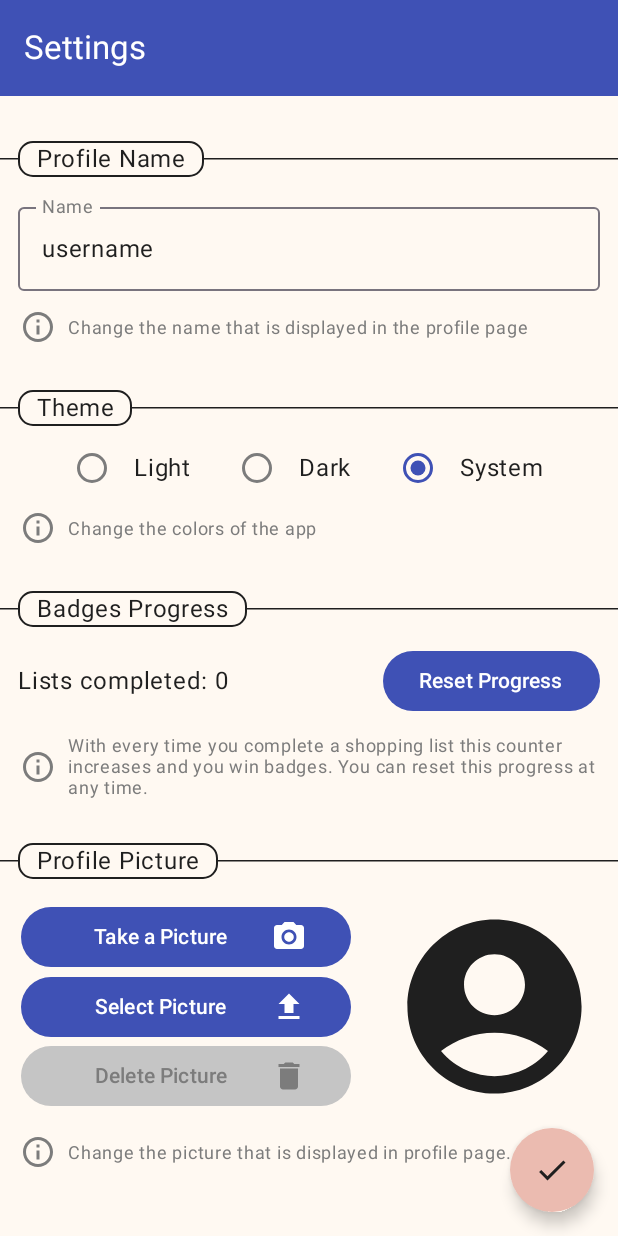
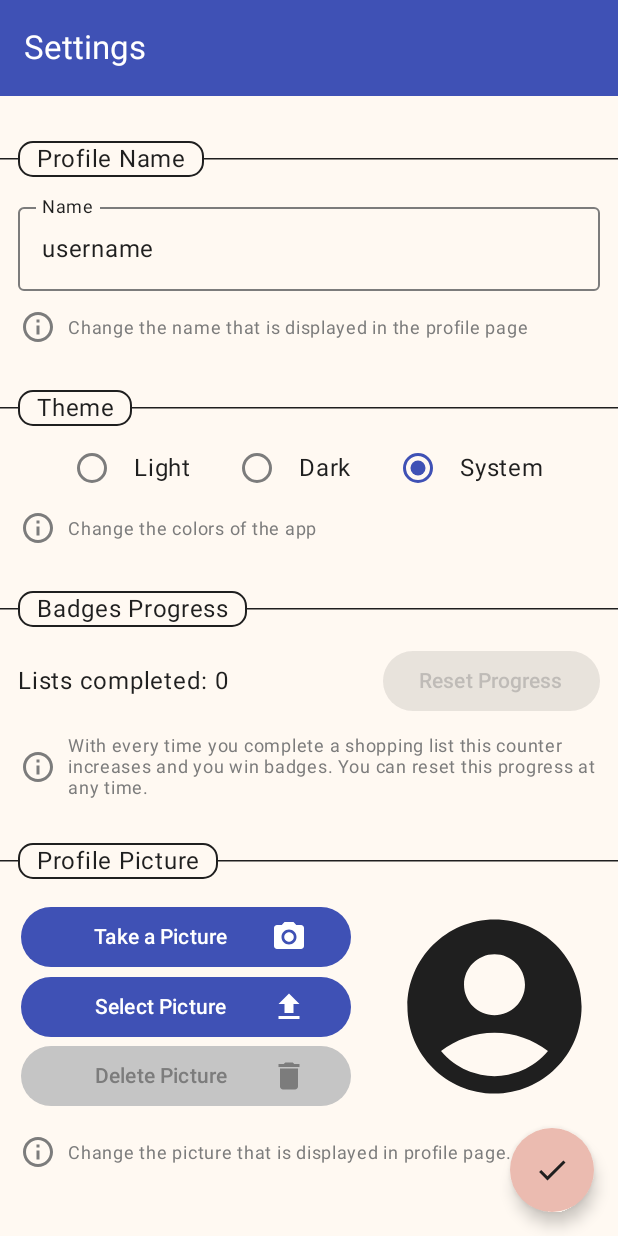
Before and after one commit to AndreaDeCarli/GrabList, an Android app built with Jetpack Compose: the AddNewList screen opened through its navigation route, after a tap on "Settings", on a phone screen of 412 x 824 dp. Run offline under Robolectric (Android 15) with nearby library versions, the phone set to English and light mode, and no system bars; our stand-ins replace Room's generated code; libraries missing offline, so code that uses them is left out: org.maplibre.android; pictures from the network do not load; 1 statement that could not run was skipped.

Commit message:
fixed a few bugs and also created a composable for textfields

```diff
--- a/app/src/main/java/com/example/grablist/data/database/ShopListDatabase.kt
+++ b/app/src/main/java/com/example/grablist/data/database/ShopListDatabase.kt
@@ -3,7 +3,7 @@ package com.example.grablist.data.database
 import androidx.room.Database
 import androidx.room.RoomDatabase
 
-@Database(entities = [ShopList::class, Product::class, CrossRef::class], version = 1)
+@Database(entities = [ShopList::class, Product::class, CrossRef::class], version = 2)
 abstract class ShopListDatabase: RoomDatabase() {
     abstract fun shopListDAO(): ShopListDao
     abstract fun productDAO(): ProductDao
--- /dev/null
+++ b/app/src/main/java/com/example/grablist/ui/composables/CustomTextField.kt
@@ -0,0 +1,42 @@
+package com.example.grablist.ui.composables
+
+import androidx.compose.foundation.layout.fillMaxWidth
+import androidx.compose.foundation.layout.padding
+import androidx.compose.foundation.text.KeyboardOptions
+import androidx.compose.material.icons.Icons
+import androidx.compose.material.icons.outlined.ErrorOutline
+import androidx.compose.material3.Icon
+import androidx.compose.material3.MaterialTheme
+import androidx.compose.material3.OutlinedTextField
+import androidx.compose.material3.Text
+import androidx.compose.material3.TextFieldDefaults
+import androidx.compose.runtime.Composable
+import androidx.compose.ui.Modifier
+import androidx.compose.ui.res.stringResource
+import androidx.compose.ui.text.input.KeyboardCapitalization
+import androidx.compose.ui.unit.dp
+import com.example.grablist.R
+
+@Composable
+fun CustomTextField(value: String, onChange: (String)->Unit, showError: Boolean){
+    OutlinedTextField(
+        isError = showError,
+        onValueChange = onChange,
+        value = value,
+        label = { Text(stringResource(id = R.string.name_generic)) },
+        modifier = Modifier
+            .padding(12.dp)
+            .fillMaxWidth(),
+        colors = TextFieldDefaults.colors(
+            focusedLabelColor = MaterialTheme.colorScheme.onBackground,
+            focusedContainerColor = MaterialTheme.colorScheme.background,
+            unfocusedLabelColor = MaterialTheme.colorScheme.onBackground,
+            unfocusedContainerColor = MaterialTheme.colorScheme.background,
+            errorContainerColor = MaterialTheme.colorScheme.background
+        ),
+        trailingIcon = { if (showError) Icon(Icons.Outlined.ErrorOutline, "error", tint = MaterialTheme.colorScheme.error) },
+        maxLines = 1,
+        singleLine = true,
+        keyboardOptions = KeyboardOptions.Default.copy(capitalization = KeyboardCapitalization.Sentences)
+    )
+}
--- a/app/src/main/java/com/example/grablist/ui/screens/AddNewList.kt
+++ b/app/src/main/java/com/example/grablist/ui/screens/AddNewList.kt
@@ -20,6 +20,7 @@ import androidx.compose.foundation.lazy.grid.LazyHorizontalGrid
 import androidx.compose.foundation.selection.selectable
 import androidx.compose.foundation.shape.CircleShape
 import androidx.compose.foundation.shape.RoundedCornerShape
+import androidx.compose.foundation.text.KeyboardOptions
 import androidx.compose.material.icons.Icons
 import androidx.compose.material.icons.filled.CalendarMonth
 import androidx.compose.material.icons.filled.Error
@@ -40,6 +41,7 @@ import androidx.compose.material3.OutlinedTextField
 import androidx.compose.material3.Scaffold
 import androidx.compose.material3.Text
 import androidx.compose.material3.TextButton
+import androidx.compose.material3.TextFieldDefaults
 import androidx.compose.material3.rememberDatePickerState
 import androidx.compose.runtime.Composable
 import androidx.compose.runtime.getValue
@@ -55,10 +57,12 @@ import androidx.compose.ui.layout.ContentScale
 import androidx.compose.ui.platform.LocalContext
 import androidx.compose.ui.res.painterResource
 import androidx.compose.ui.res.stringResource
+import androidx.compose.ui.text.input.KeyboardCapitalization
 import androidx.compose.ui.unit.dp
 import androidx.navigation.NavController
 import com.example.grablist.R
 import com.example.grablist.data.database.Location
+import com.example.grablist.ui.composables.CustomTextField
 import com.example.grablist.ui.composables.GenericAlertDialog
 import com.example.grablist.ui.composables.MainTopAppBar
 import com.example.grablist.ui.viewmodels.AddShopListActions
@@ -84,6 +88,7 @@ fun AddNewList (state: AddShopListState, actions: AddShopListActions, onSubmit:
     val osmDataSource = koinInject<OSMDataSource>()
     val locationService = remember { LocationService(ctx) }
     var isLoading by remember { mutableStateOf(false) }
+    var showError by remember { mutableStateOf(false) }
 
     val scope = rememberCoroutineScope()
     fun setNameFromLocation(location: Location) = scope.launch {
@@ -146,7 +151,10 @@ fun AddNewList (state: AddShopListState, actions: AddShopListActions, onSubmit:
             containerColor = MaterialTheme.colorScheme.surface,
             contentColor = MaterialTheme.colorScheme.onBackground,
             onClick = {
-                if (!state.canSubmit) return@FloatingActionButton
+                if (!state.canSubmit) {
+                    showError = true
+                    return@FloatingActionButton
+                }
                 onSubmit()
                 if (state.saveInCalender){
                     addCalendarEvent(date = state.date,
@@ -175,14 +183,7 @@ fun AddNewList (state: AddShopListState, actions: AddShopListActions, onSubmit:
                 .background(MaterialTheme.colorScheme.background)
         ) {
             item {
-                OutlinedTextField(
-                    onValueChange = actions::setTitle,
-                    value = state.title,
-                    label = { Text(stringResource(id = R.string.title_generic)) },
-                    modifier = Modifier
-                        .padding(12.dp)
-                        .fillMaxWidth()
-                )
+                CustomTextField(state.title, { actions.setTitle(it); showError = false }, showError)
             }
             item {
                 Row(modifier = Modifier.fillMaxWidth(),
@@ -203,20 +204,25 @@ fun AddNewList (state: AddShopListState, actions: AddShopListActions, onSubmit:
             }
             item {
                 Row (modifier = Modifier
-                    .padding(10.dp)
-                    .fillMaxWidth(),
+                    .fillMaxWidth()
+                    .selectable(
+                        enabled = state.date != "",
+                        selected = state.saveInCalender,
+                        onClick = {
+                            if (!state.saveInCalender) {
+                                calendarPermission.launchPermissionRequest()
+                            } else {
+                                actions.setSaveInCalender(false)
+                            }
+                        })
+                    .padding(10.dp),
                     verticalAlignment = Alignment.CenterVertically
                 ){
                     Checkbox(
                         enabled = state.date != "",
                         checked = state.saveInCalender,
-                        onCheckedChange = {
-                            if (!state.saveInCalender) {
-                                calendarPermission.launchPermissionRequest()
-                            }else{
-                                actions.setSaveInCalender(false)
-                            }
-                        }
+                        onCheckedChange = null,
+                        modifier = Modifier.padding(end = 10.dp)
                     )
                     Text(stringResource(R.string.add_to_calendar))
                 }
--- a/app/src/main/java/com/example/grablist/ui/screens/Profile.kt
+++ b/app/src/main/java/com/example/grablist/ui/screens/Profile.kt
@@ -85,7 +85,7 @@ fun Profile(navController: NavController,
                     if (settingsState.profilePicUri != Uri.EMPTY){
                         AsyncImage(
                             settingsState.profilePicUri,
-                            contentDescription = "deca",
+                            contentDescription = "profileImage",
                             contentScale = ContentScale.Crop,
                             modifier = Modifier.clip(CircleShape).fillMaxSize(),
                         )
--- a/app/src/main/java/com/example/grablist/ui/screens/SettingsScreen.kt
+++ b/app/src/main/java/com/example/grablist/ui/screens/SettingsScreen.kt
@@ -25,6 +25,7 @@ import androidx.compose.foundation.selection.selectable
 import androidx.compose.foundation.selection.selectableGroup
 import androidx.compose.foundation.shape.CircleShape
 import androidx.compose.foundation.shape.RoundedCornerShape
+import androidx.compose.foundation.text.KeyboardOptions
 import androidx.compose.material.icons.Icons
 import androidx.compose.material.icons.filled.AccountCircle
 import androidx.compose.material.icons.filled.CameraAlt
@@ -32,6 +33,8 @@ import androidx.compose.material.icons.filled.Check
 import androidx.compose.material.icons.filled.Delete
 import androidx.compose.material.icons.filled.Error
 import androidx.compose.material.icons.filled.Upload
+import androidx.compose.material.icons.filled.Warning
+import androidx.compose.material.icons.outlined.ErrorOutline
 import androidx.compose.material.icons.outlined.Info
 import androidx.compose.material3.Button
 import androidx.compose.material3.ButtonColors
@@ -42,6 +45,7 @@ import androidx.compose.material3.OutlinedTextField
 import androidx.compose.material3.RadioButton
 import androidx.compose.material3.Scaffold
 import androidx.compose.material3.Text
+import androidx.compose.material3.TextFieldDefaults
 import androidx.compose.runtime.Composable
 import androidx.compose.runtime.getValue
 import androidx.compose.runtime.mutableStateOf
@@ -56,6 +60,7 @@ import androidx.compose.ui.layout.ContentScale
 import androidx.compose.ui.platform.LocalContext
 import androidx.compose.ui.res.stringResource
 import androidx.compose.ui.semantics.Role
+import androidx.compose.ui.text.input.KeyboardCapitalization
 import androidx.compose.ui.text.style.TextAlign
 import androidx.compose.ui.unit.dp
 import androidx.compose.ui.unit.sp
@@ -64,6 +69,7 @@ import coil.compose.AsyncImage
 import com.example.grablist.R
 import com.example.grablist.data.database.Theme
 import com.example.grablist.ui.composables.CustomDivider
+import com.example.grablist.ui.composables.CustomTextField
 import com.example.grablist.ui.composables.GenericAlertDialog
 import com.example.grablist.ui.composables.MainTopAppBar
 import com.example.grablist.ui.viewmodels.SettingsState
@@ -83,6 +89,9 @@ fun SettingsScreen(
 ){
 
     var showPermissionAlert by remember { mutableStateOf(false) }
+    var showError by remember { mutableStateOf(false) }
+    var showResetDialog by remember { mutableStateOf(false) }
+
     val ctx = LocalContext.current
 
     val cameraLauncher = rememberCameraLauncher(
@@ -127,7 +136,12 @@ fun SettingsScreen(
         floatingActionButton = {
             FloatingActionButton(
                 onClick = {
-                    navController.navigateUp() },
+                    if (state.username != ""){
+                        navController.navigateUp()
+                    }else{
+                        showError = true
+                    }
+                          },
                 shape = CircleShape,
                 containerColor = MaterialTheme.colorScheme.surface,
                 contentColor = MaterialTheme.colorScheme.onBackground
@@ -162,14 +176,7 @@ fun SettingsScreen(
         ) {
             item {
                 CustomDivider(stringResource(R.string.settings_title_name))
-                OutlinedTextField(
-                    onValueChange = { settingsViewModel.setUsername(it) },
-                    value = state.username,
-                    label = { Text(stringResource(id = R.string.name_generic)) },
-                    modifier = Modifier
-                        .padding(12.dp)
-                        .fillMaxWidth()
-                )
+                CustomTextField(state.username, { settingsViewModel.setUsername(it); showError = false }, showError)
                 CustomDescription(R.string.settings_desc_name)
             }
             item {
@@ -214,7 +221,8 @@ fun SettingsScreen(
                 ) {
                     Text(text = "${stringResource(R.string.completed_progress)}: ${state.progress}")
                     Button(
-                        onClick = { settingsViewModel.resetProgress() }
+                        enabled = state.progress != 0,
+                        onClick = { showResetDialog = true }
                     ) {
                         Text(text = stringResource(R.string.reset_progress))
                     }
@@ -224,10 +232,15 @@ fun SettingsScreen(
             }
             item {
                 CustomDivider(stringResource(R.string.settings_title_pic))
-                Row(modifier = Modifier.height(170.dp).padding(vertical = 15.dp).fillMaxWidth(),
+                Row(modifier = Modifier
+                    .height(170.dp)
+                    .padding(vertical = 15.dp)
+                    .fillMaxWidth(),
                     verticalAlignment = Alignment.CenterVertically) {
                     Column (
-                        modifier = Modifier.weight(0.6F).fillMaxHeight(),
+                        modifier = Modifier
+                            .weight(0.6F)
+                            .fillMaxHeight(),
                         horizontalAlignment = Alignment.CenterHorizontally,
                         verticalArrangement = Arrangement.SpaceAround
                     ) {
@@ -282,15 +295,21 @@ fun SettingsScreen(
                         }
                     }
                     Box(
-                        modifier = Modifier.weight(0.4F).padding(horizontal = 10.dp).size(170.dp),
+                        modifier = Modifier
+                            .weight(0.4F)
+                            .padding(horizontal = 10.dp)
+                            .size(170.dp),
                         contentAlignment = Alignment.TopEnd,
                     ) {
                         if (state.profilePicUri != Uri.EMPTY) {
                             AsyncImage(
                                 state.profilePicUri,
-                                contentDescription = "deca",
+                                contentDescription = "profileImage",
                                 contentScale = ContentScale.Crop,
-                                modifier = Modifier.shadow(3.dp, RoundedCornerShape(20.dp)).clip(RoundedCornerShape(20.dp)).fillMaxSize(),
+                                modifier = Modifier
+                                    .shadow(3.dp, RoundedCornerShape(20.dp))
+                                    .clip(RoundedCornerShape(20.dp))
+                                    .fillMaxSize(),
                             )
                         } else {
                             Image(
@@ -307,7 +326,20 @@ fun SettingsScreen(
             }
             item { Spacer(modifier = Modifier.height(100.dp)) }
         }
-
+        if (showResetDialog){
+            GenericAlertDialog(
+                title = stringResource(R.string.reset_progress),
+                text = stringResource(R.string.reset_progress_text),
+                confirmText = stringResource(R.string.confirm),
+                confirmAction = {
+                    settingsViewModel.resetProgress()
+                    showResetDialog = false },
+                dismissText = stringResource(R.string.dismiss),
+                dismissAction = { showResetDialog = false },
+                onDismissRequest = { showResetDialog = false },
+                icon = Icons.Filled.Warning
+            )
+        }
     }
 }
 
--- a/app/src/main/res/values/strings.xml
+++ b/app/src/main/res/values/strings.xml
@@ -53,4 +53,5 @@
     <string name="settings_desc_theme">Change the colors of the app</string>
     <string name="settings_desc_progress">With every time you complete a shopping list this counter increases and you win badges. You can reset this progress at any time.</string>
     <string name="settings_desc_pic">Change the picture that is displayed in profile page.</string>
+    <string name="reset_progress_text">Progress made with completed shopping lists will be reset. Confirm?</string>
 </resources>
```
Also changed, not shown: app/src/main/java/com/example/grablist/ui/screens/AddNewProduct.kt (+14 -14 lines), 2 other files.
